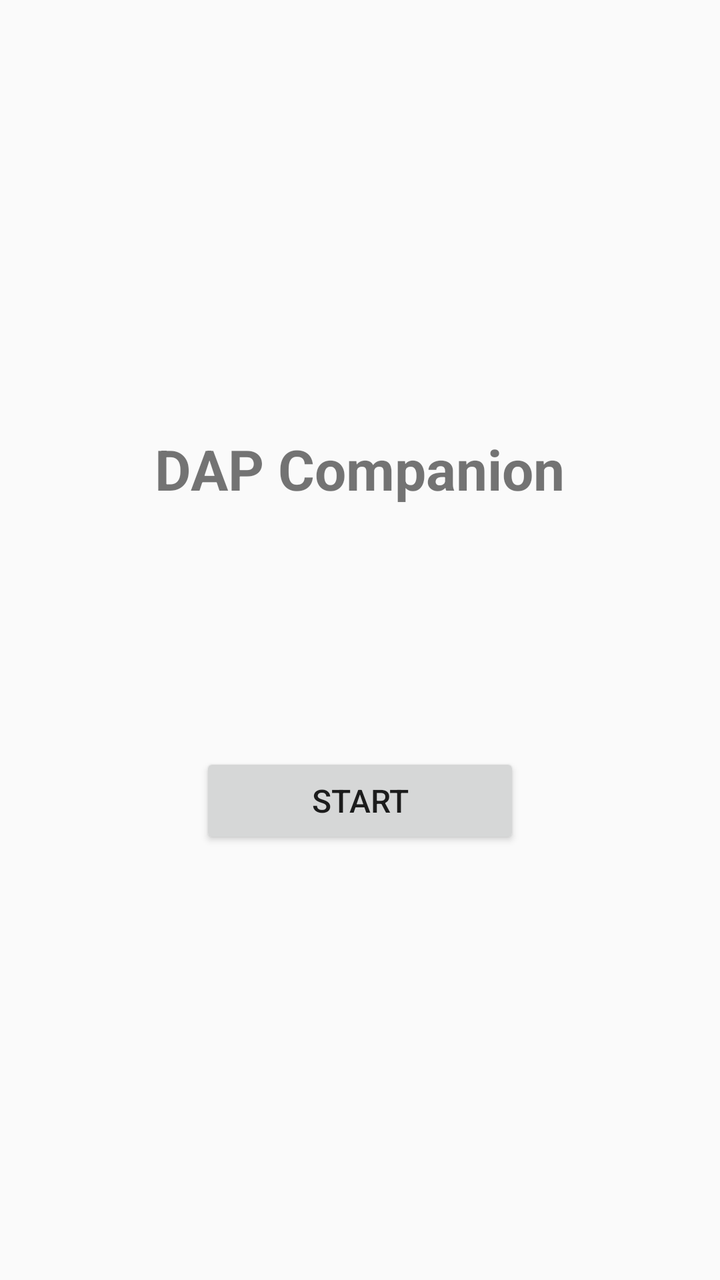
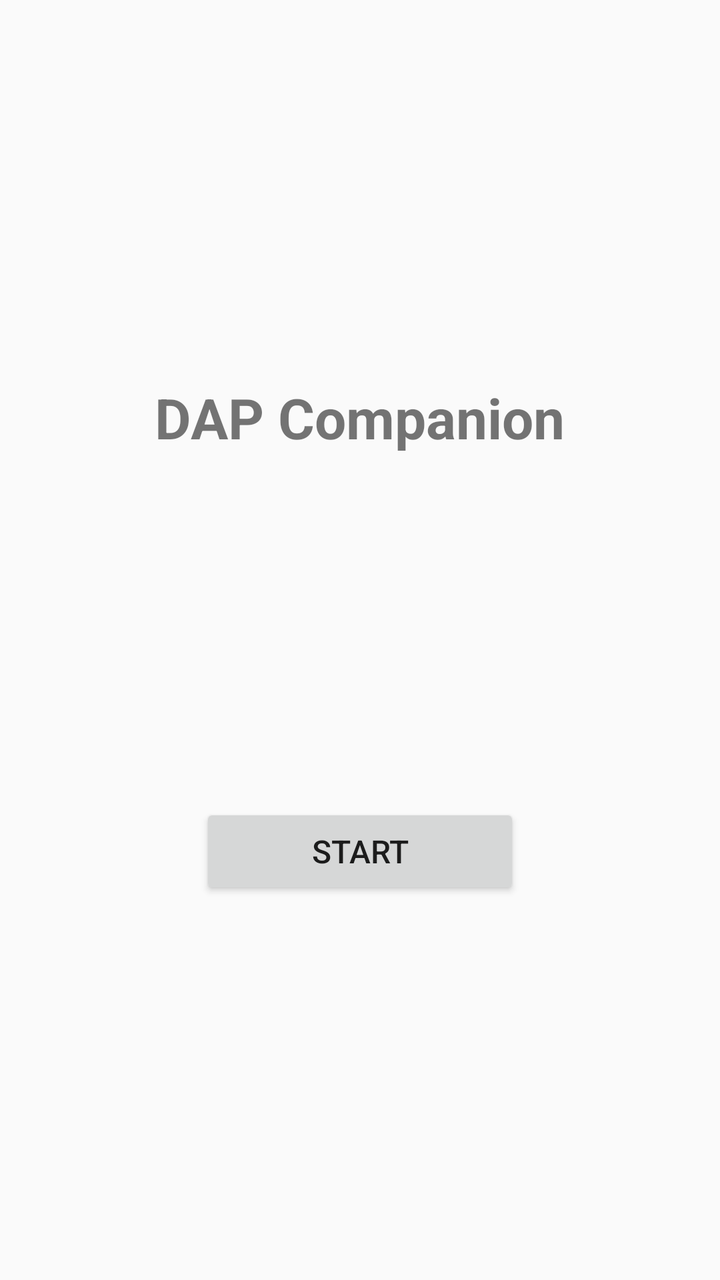

An Android layout rendered at two revisions. The XML below is the earlier revision; the diff shows what the commit changed to produce the second picture.
<!-- AndroidManifest.xml: application theme Theme.AppCompat.DayNight.NoActionBar -->
<!-- res/layout/activity_main.xml -->
<?xml version="1.0" encoding="utf-8"?>
<LinearLayout xmlns:android="http://schemas.android.com/apk/res/android"
    android:layout_width="match_parent"
    android:layout_height="match_parent"
    android:gravity="center"
    android:orientation="vertical"
    android:padding="32dp">

    <TextView
        android:layout_width="wrap_content"
        android:layout_height="wrap_content"
        android:layout_marginBottom="40dp"
        android:text="@string/app_name"
        android:textSize="28sp"
        android:textStyle="bold" />

    <TextView
        android:id="@+id/textStatus"
        android:layout_width="wrap_content"
        android:layout_height="wrap_content"
        android:layout_marginBottom="8dp"
        android:textSize="18sp" />

    <TextView
        android:id="@+id/textDetail"
        android:layout_width="wrap_content"
        android:layout_height="wrap_content"
        android:layout_marginBottom="32dp"
        android:textSize="14sp" />

    <TextView
        android:id="@+id/textWarning"
        android:layout_width="wrap_content"
        android:layout_height="wrap_content"
        android:layout_marginBottom="16dp"
        android:clickable="true"
        android:focusable="true"
        android:text="@string/warning_notification_access"
        android:textColor="#FF9800"
        android:textSize="14sp"
        android:visibility="gone" />

    <Button
        android:id="@+id/buttonToggle"
        android:layout_width="160dp"
        android:layout_height="wrap_content"
        android:text="@string/action_start"
        android:textSize="16sp" />

</LinearLayout>
<!-- resources referenced by this layout -->
<resources>
  <string name="action_start">Start</string>
  <string name="app_name">DAP Companion</string>
  <string name="warning_notification_access">⚠ Notification access not granted. Tap to fix.</string>
</resources>

<!-- the commit's change to res/layout/activity_main.xml (unified diff, before → after) -->
@@ -40,6 +40,30 @@
         android:textSize="14sp"
         android:visibility="gone" />
 
+    <LinearLayout
+        android:layout_width="match_parent"
+        android:layout_height="wrap_content"
+        android:layout_marginBottom="32dp"
+        android:gravity="center"
+        android:orientation="horizontal">
+
+        <TextView
+            android:id="@+id/textTrustedDevice"
+            android:layout_width="wrap_content"
+            android:layout_height="wrap_content"
+            android:textSize="14sp" />
+
+        <Button
+            android:id="@+id/buttonForget"
+            android:layout_width="wrap_content"
+            android:layout_height="wrap_content"
+            android:layout_marginStart="12dp"
+            android:text="@string/action_forget"
+            android:textSize="12sp"
+            android:visibility="gone" />
+
+    </LinearLayout>
+
     <Button
         android:id="@+id/buttonToggle"
         android:layout_width="160dp"
<!-- resource entries referenced after the edit -->
@@ -1,5 +1,6 @@
 <!-- resources referenced by this layout -->
 <resources>
+  <string name="action_forget">Forget</string>
   <string name="action_start">Start</string>
   <string name="app_name">DAP Companion</string>
   <string name="warning_notification_access">⚠ Notification access not granted. Tap to fix.</string>
